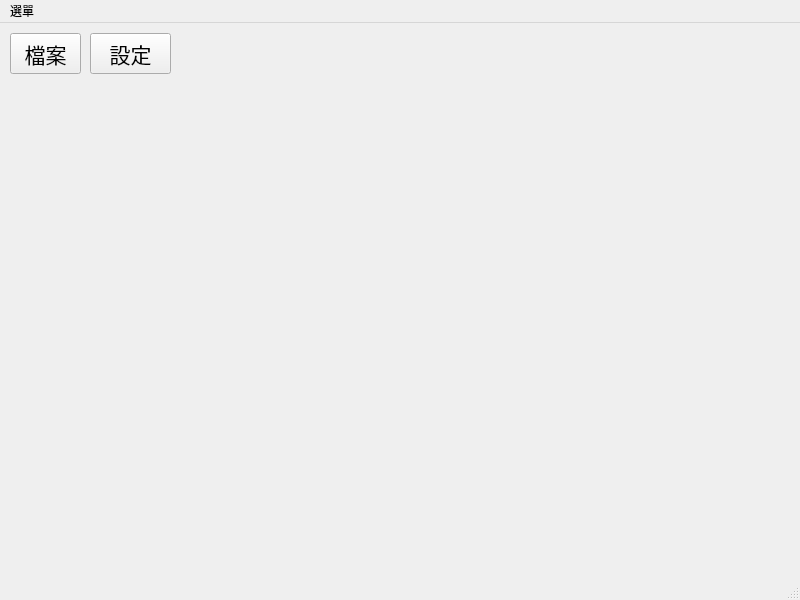
Night2155/ImageProcessing, file MainWindow.ui: the form before one commit.
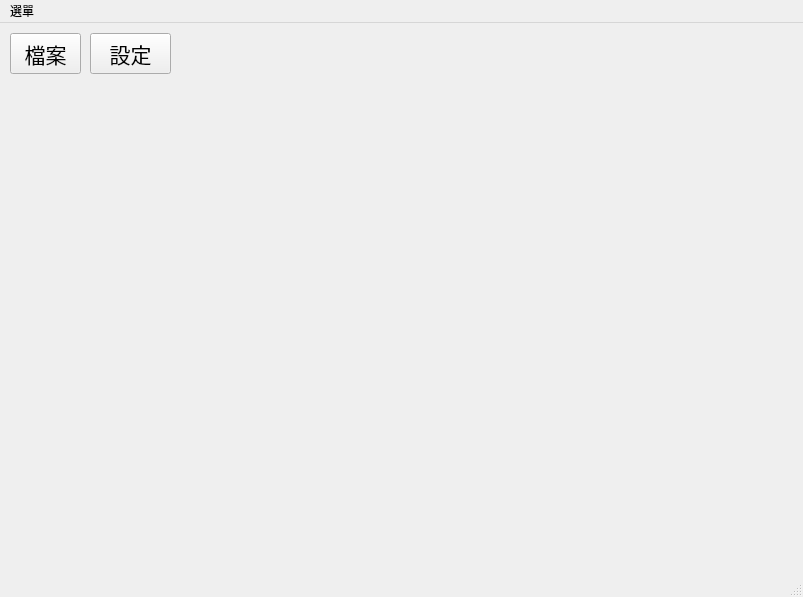
The form after the commit.

```diff
--- a/MainWindow.ui
+++ b/MainWindow.ui
@@ -6,8 +6,8 @@
    <rect>
     <x>0</x>
     <y>0</y>
-    <width>800</width>
-    <height>600</height>
+    <width>803</width>
+    <height>597</height>
    </rect>
   </property>
   <property name="windowTitle">
@@ -58,7 +58,7 @@
     <rect>
      <x>0</x>
      <y>0</y>
-     <width>800</width>
+     <width>803</width>
      <height>21</height>
     </rect>
    </property>
@@ -71,7 +71,14 @@
    </widget>
    <addaction name="menu"/>
   </widget>
-  <widget class="QStatusBar" name="statusbar"/>
+  <widget class="QStatusBar" name="statusbar">
+   <property name="enabled">
+    <bool>true</bool>
+   </property>
+   <property name="sizeGripEnabled">
+    <bool>true</bool>
+   </property>
+  </widget>
   <action name="actionOpen_File">
    <property name="text">
     <string>Open File</string>
```
Left out of the diff: 16 changed lines with no effect on the pictures.
